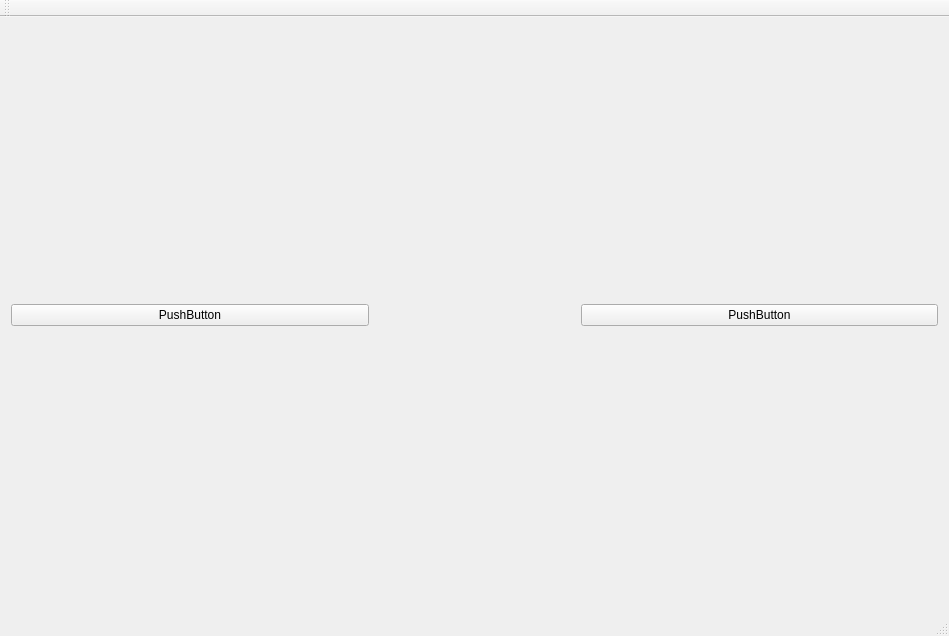
Qt form SpaceEmulator/spaceemulator.ui (remsens/SpaceEmulator) before a commit.
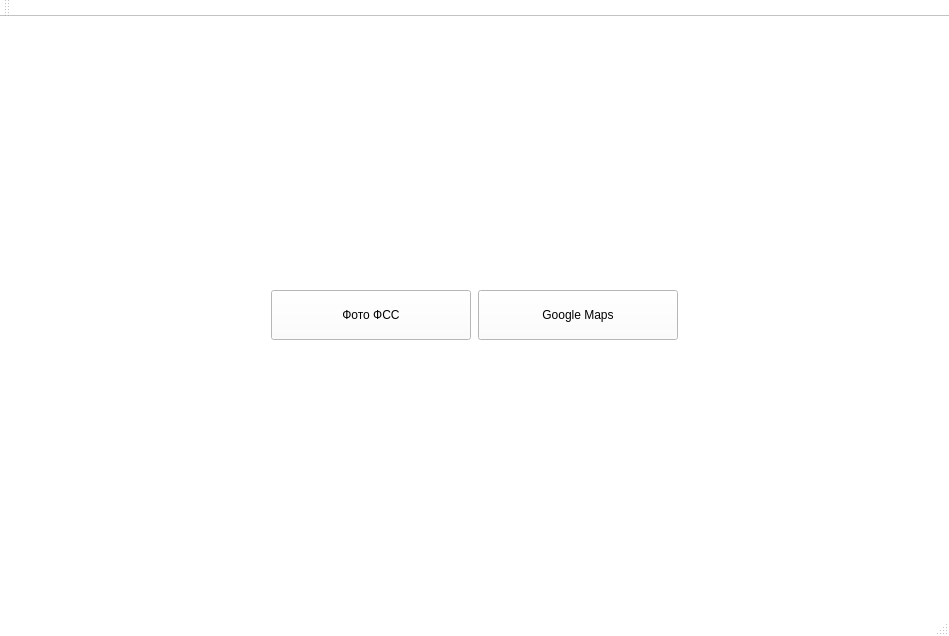
The same form after that commit. Icons and pictures are not drawn.

```diff
--- a/SpaceEmulator/spaceemulator.ui
+++ b/SpaceEmulator/spaceemulator.ui
@@ -10,22 +10,483 @@
     <height>636</height>
    </rect>
   </property>
+  <property name="palette">
+   <palette>
+    <active>
+     <colorrole role="WindowText">
+      <brush brushstyle="SolidPattern">
+       <color alpha="255">
+        <red>0</red>
+        <green>0</green>
+        <blue>0</blue>
+       </color>
+      </brush>
+     </colorrole>
+     <colorrole role="Button">
+      <brush brushstyle="SolidPattern">
+       <color alpha="255">
+        <red>255</red>
+        <green>255</green>
+        <blue>255</blue>
+       </color>
+      </brush>
+     </colorrole>
+     <colorrole role="Light">
+      <brush brushstyle="SolidPattern">
+       <color alpha="255">
+        <red>255</red>
+        <green>255</green>
+        <blue>255</blue>
+       </color>
+      </brush>
+     </colorrole>
+     <colorrole role="Midlight">
+      <brush brushstyle="SolidPattern">
+       <color alpha="255">
+        <red>255</red>
+        <green>255</green>
+        <blue>255</blue>
+       </color>
+      </brush>
+     </colorrole>
+     <colorrole role="Dark">
+      <brush brushstyle="SolidPattern">
+       <color alpha="255">
+        <red>127</red>
+        <green>127</green>
+        <blue>127</blue>
+       </color>
+      </brush>
+     </colorrole>
+     <colorrole role="Mid">
+      <brush brushstyle="SolidPattern">
+       <color alpha="255">
+        <red>170</red>
+        <green>170</green>
+        <blue>170</blue>
+       </color>
+      </brush>
+     </colorrole>
+     <colorrole role="Text">
+      <brush brushstyle="SolidPattern">
+       <color alpha="255">
+        <red>0</red>
+        <green>0</green>
+        <blue>0</blue>
+       </color>
+      </brush>
+     </colorrole>
+     <colorrole role="BrightText">
+      <brush brushstyle="SolidPattern">
+       <color alpha="255">
+        <red>255</red>
+        <green>255</green>
+        <blue>255</blue>
+       </color>
+      </brush>
+     </colorrole>
+     <colorrole role="ButtonText">
+      <brush brushstyle="SolidPattern">
+       <color alpha="255">
+        <red>0</red>
+        <green>0</green>
+        <blue>0</blue>
+       </color>
+      </brush>
+     </colorrole>
+     <colorrole role="Base">
+      <brush brushstyle="SolidPattern">
+       <color alpha="255">
+        <red>255</red>
+        <green>255</green>
+        <blue>255</blue>
+       </color>
+      </brush>
+     </colorrole>
+     <colorrole role="Window">
+      <brush brushstyle="SolidPattern">
+       <color alpha="255">
+        <red>255</red>
+        <green>255</green>
+        <blue>255</blue>
+       </color>
+      </brush>
+     </colorrole>
+     <colorrole role="Shadow">
+      <brush brushstyle="SolidPattern">
+       <color alpha="255">
+        <red>0</red>
+        <green>0</green>
+        <blue>0</blue>
+       </color>
+      </brush>
+     </colorrole>
+     <colorrole role="AlternateBase">
+      <brush brushstyle="SolidPattern">
+       <color alpha="255">
+        <red>255</red>
+        <green>255</green>
+        <blue>255</blue>
+       </color>
+      </brush>
+     </colorrole>
+     <colorrole role="ToolTipBase">
+      <brush brushstyle="SolidPattern">
+       <color alpha="255">
+        <red>255</red>
+        <green>255</green>
+        <blue>220</blue>
+       </color>
+      </brush>
+     </colorrole>
+     <colorrole role="ToolTipText">
+      <brush brushstyle="SolidPattern">
+       <color alpha="255">
+        <red>0</red>
+        <green>0</green>
+        <blue>0</blue>
+       </color>
+      </brush>
+     </colorrole>
+    </active>
+    <inactive>
+     <colorrole role="WindowText">
+      <brush brushstyle="SolidPattern">
+       <color alpha="255">
+        <red>0</red>
+        <green>0</green>
+        <blue>0</blue>
+       </color>
+      </brush>
+     </colorrole>
+     <colorrole role="Button">
+      <brush brushstyle="SolidPattern">
+       <color alpha="255">
+        <red>255</red>
+        <green>255</green>
+        <blue>255</blue>
+       </color>
+      </brush>
+     </colorrole>
+     <colorrole role="Light">
+      <brush brushstyle="SolidPattern">
+       <color alpha="255">
+        <red>255</red>
+        <green>255</green>
+        <blue>255</blue>
+       </color>
+      </brush>
+     </colorrole>
+     <colorrole role="Midlight">
+      <brush brushstyle="SolidPattern">
+       <color alpha="255">
+        <red>255</red>
+        <green>255</green>
+        <blue>255</blue>
+       </color>
+      </brush>
+     </colorrole>
+     <colorrole role="Dark">
+      <brush brushstyle="SolidPattern">
+       <color alpha="255">
+        <red>127</red>
+        <green>127</green>
+        <blue>127</blue>
+       </color>
+      </brush>
+     </colorrole>
+     <colorrole role="Mid">
+      <brush brushstyle="SolidPattern">
+       <color alpha="255">
+        <red>170</red>
+        <green>170</green>
+        <blue>170</blue>
+       </color>
+      </brush>
+     </colorrole>
+     <colorrole role="Text">
+      <brush brushstyle="SolidPattern">
+       <color alpha="255">
+        <red>0</red>
+        <green>0</green>
+        <blue>0</blue>
+       </color>
+      </brush>
+     </colorrole>
+     <colorrole role="BrightText">
+      <brush brushstyle="SolidPattern">
+       <color alpha="255">
+        <red>255</red>
+        <green>255</green>
+        <blue>255</blue>
+       </color>
+      </brush>
+     </colorrole>
+     <colorrole role="ButtonText">
+      <brush brushstyle="SolidPattern">
+       <color alpha="255">
+        <red>0</red>
+        <green>0</green>
+        <blue>0</blue>
+       </color>
+      </brush>
+     </colorrole>
+     <colorrole role="Base">
+      <brush brushstyle="SolidPattern">
+       <color alpha="255">
+        <red>255</red>
+        <green>255</green>
+        <blue>255</blue>
+       </color>
+      </brush>
+     </colorrole>
+     <colorrole role="Window">
+      <brush brushstyle="SolidPattern">
+       <color alpha="255">
+        <red>255</red>
+        <green>255</green>
+        <blue>255</blue>
+       </color>
+      </brush>
+     </colorrole>
+     <colorrole role="Shadow">
+      <brush brushstyle="SolidPattern">
+       <color alpha="255">
+        <red>0</red>
+        <green>0</green>
+        <blue>0</blue>
+       </color>
+      </brush>
+     </colorrole>
+     <colorrole role="AlternateBase">
+      <brush brushstyle="SolidPattern">
+       <color alpha="255">
+        <red>255</red>
+        <green>255</green>
+        <blue>255</blue>
+       </color>
+      </brush>
+     </colorrole>
+     <colorrole role="ToolTipBase">
+      <brush brushstyle="SolidPattern">
+       <color alpha="255">
+        <red>255</red>
+        <green>255</green>
+        <blue>220</blue>
+       </color>
+      </brush>
+     </colorrole>
+     <colorrole role="ToolTipText">
+      <brush brushstyle="SolidPattern">
+       <color alpha="255">
+        <red>0</red>
+        <green>0</green>
+        <blue>0</blue>
+       </color>
+      </brush>
+     </colorrole>
+    </inactive>
+    <disabled>
+     <colorrole role="WindowText">
+      <brush brushstyle="SolidPattern">
+       <color alpha="255">
+        <red>127</red>
+        <green>127</green>
+        <blue>127</blue>
+       </color>
+      </brush>
+     </colorrole>
+     <colorrole role="Button">
+      <brush brushstyle="SolidPattern">
+       <color alpha="255">
+        <red>255</red>
+        <green>255</green>
+        <blue>255</blue>
+       </color>
+      </brush>
+     </colorrole>
+     <colorrole role="Light">
+      <brush brushstyle="SolidPattern">
+       <color alpha="255">
+        <red>255</red>
+        <green>255</green>
+        <blue>255</blue>
+       </color>
+      </brush>
+     </colorrole>
+     <colorrole role="Midlight">
+      <brush brushstyle="SolidPattern">
+       <color alpha="255">
+        <red>255</red>
+        <green>255</green>
+        <blue>255</blue>
+       </color>
+      </brush>
+     </colorrole>
+     <colorrole role="Dark">
+      <brush brushstyle="SolidPattern">
+       <color alpha="255">
+        <red>127</red>
+        <green>127</green>
+        <blue>127</blue>
+       </color>
+      </brush>
+     </colorrole>
+     <colorrole role="Mid">
+      <brush brushstyle="SolidPattern">
+       <color alpha="255">
+        <red>170</red>
+        <green>170</green>
+        <blue>170</blue>
+       </color>
+      </brush>
+     </colorrole>
+     <colorrole role="Text">
+      <brush brushstyle="SolidPattern">
+       <color alpha="255">
+        <red>127</red>
+        <green>127</green>
+        <blue>127</blue>
+       </color>
+      </brush>
+     </colorrole>
+     <colorrole role="BrightText">
+      <brush brushstyle="SolidPattern">
+       <color alpha="255">
+        <red>255</red>
+        <green>255</green>
+        <blue>255</blue>
+       </color>
+      </brush>
+     </colorrole>
+     <colorrole role="ButtonText">
+      <brush brushstyle="SolidPattern">
+       <color alpha="255">
+        <red>127</red>
+        <green>127</green>
+        <blue>127</blue>
+       </color>
+      </brush>
+     </colorrole>
+     <colorrole role="Base">
+      <brush brushstyle="SolidPattern">
+       <color alpha="255">
+        <red>255</red>
+        <green>255</green>
+        <blue>255</blue>
+       </color>
+      </brush>
+     </colorrole>
+     <colorrole role="Window">
+      <brush brushstyle="SolidPattern">
+       <color alpha="255">
+        <red>255</red>
+        <green>255</green>
+        <blue>255</blue>
+       </color>
+      </brush>
+     </colorrole>
+     <colorrole role="Shadow">
+      <brush brushstyle="SolidPattern">
+       <color alpha="255">
+        <red>0</red>
+        <green>0</green>
+        <blue>0</blue>
+       </color>
+      </brush>
+     </colorrole>
+     <colorrole role="AlternateBase">
+      <brush brushstyle="SolidPattern">
+       <color alpha="255">
+        <red>255</red>
+        <green>255</green>
+        <blue>255</blue>
+       </color>
+      </brush>
+     </colorrole>
+     <colorrole role="ToolTipBase">
+      <brush brushstyle="SolidPattern">
+       <color alpha="255">
+        <red>255</red>
+        <green>255</green>
+        <blue>220</blue>
+       </color>
+      </brush>
+     </colorrole>
+     <colorrole role="ToolTipText">
+      <brush brushstyle="SolidPattern">
+       <color alpha="255">
+        <red>0</red>
+        <green>0</green>
+        <blue>0</blue>
+       </color>
+      </brush>
+     </colorrole>
+    </disabled>
+   </palette>
+  </property>
   <property name="windowTitle">
    <string>SpaceEmulator</string>
   </property>
   <widget class="QWidget" name="centralWidget">
-   <layout class="QVBoxLayout" name="verticalLayout">
+   <layout class="QVBoxLayout" name="verticalLayout" stretch="10,1">
+    <property name="spacing">
+     <number>0</number>
+    </property>
+    <property name="leftMargin">
+     <number>0</number>
+    </property>
+    <property name="topMargin">
+     <number>0</number>
+    </property>
+    <property name="rightMargin">
+     <number>0</number>
+    </property>
+    <property name="bottomMargin">
+     <number>0</number>
+    </property>
     <item>
      <layout class="QVBoxLayout" name="verticalLayout_2"/>
     </item>
     <item>
      <layout class="QVBoxLayout" name="verticalLayoutMain" stretch="1">
+      <property name="sizeConstraint">
+       <enum>QLayout::SetDefaultConstraint</enum>
+      </property>
       <item>
-       <layout class="QHBoxLayout" name="horizontalLayout" stretch="1,1,1">
+       <layout class="QHBoxLayout" name="horizontalLayout" stretch="0,1,0,1,0">
+        <property name="spacing">
+         <number>0</number>
+        </property>
         <item>
-         <widget class="QPushButton" name="pushButton">
+         <spacer name="horizontalSpacer">
+          <property name="orientation">
+           <enum>Qt::Horizontal</enum>
+          </property>
+          <property name="sizeHint" stdset="0">
+           <size>
+            <width>40</width>
+            <height>20</height>
+           </size>
+          </property>
+         </spacer>
+        </item>
+        <item>
+         <widget class="QPushButton" name="butFSS">
+          <property name="sizePolicy">
+           <sizepolicy hsizetype="Fixed" vsizetype="Fixed">
+            <horstretch>0</horstretch>
+            <verstretch>0</verstretch>
+           </sizepolicy>
+          </property>
+          <property name="maximumSize">
+           <size>
+            <width>200</width>
+            <height>50</height>
+           </size>
+          </property>
           <property name="text">
-           <string>PushButton</string>
+           <string>Фото ФСС</string>
           </property>
          </widget>
         </item>
@@ -39,10 +500,13 @@
           </property>
           <property name="maximumSize">
            <size>
-            <width>200</width>
-            <height>200</height>
+            <width>100</width>
+            <height>100</height>
            </size>
           </property>
+          <property name="frameShape">
+           <enum>QFrame::NoFrame</enum>
+          </property>
           <property name="text">
            <string/>
           </property>
@@ -61,12 +525,37 @@
          </widget>
         </item>
         <item>
-         <widget class="QPushButton" name="pushButton_2">
+         <widget class="QPushButton" name="butGoogle">
+          <property name="sizePolicy">
+           <sizepolicy hsizetype="Fixed" vsizetype="Fixed">
+            <horstretch>0</horstretch>
+            <verstretch>0</verstretch>
+           </sizepolicy>
+          </property>
+          <property name="maximumSize">
+           <size>
+            <width>200</width>
+            <height>50</height>
+           </size>
+          </property>
           <property name="text">
-           <string>PushButton</string>
+           <string>Google Maps</string>
           </property>
          </widget>
         </item>
+        <item>
+         <spacer name="horizontalSpacer_2">
+          <property name="orientation">
+           <enum>Qt::Horizontal</enum>
+          </property>
+          <property name="sizeHint" stdset="0">
+           <size>
+            <width>40</width>
+            <height>20</height>
+           </size>
+          </property>
+         </spacer>
+        </item>
        </layout>
       </item>
      </layout>
```
